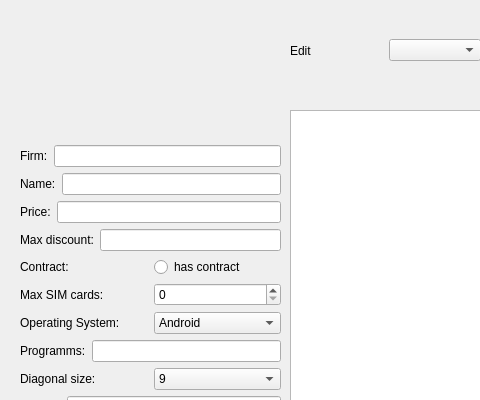
This is GUIproject/CourseWorkHypermarket/ownereditproduts.ui in ashnaider/CourseWorkHypermarket as Qt 5 draws it before an edit; both pictures show x 0 to 480 and y 0 to 400 of the 841 by 669 pixel window. The edited form follows.
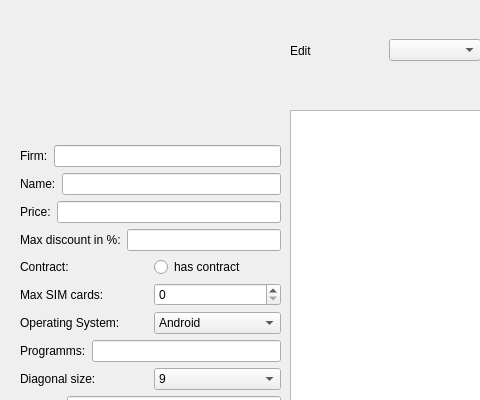
This is the edited form.

Commit message: Added cancel, save, edit, add_new buttons to edit products

What changed in the file:
```diff
--- a/GUIproject/CourseWorkHypermarket/ownereditproduts.ui
+++ b/GUIproject/CourseWorkHypermarket/ownereditproduts.ui
@@ -26,7 +26,7 @@
     <string>back</string>
    </property>
   </widget>
-  <widget class="QWidget" name="">
+  <widget class="QWidget" name="layoutWidget">
    <property name="geometry">
     <rect>
      <x>290</x>
@@ -66,7 +66,7 @@
     </item>
    </layout>
   </widget>
-  <widget class="QWidget" name="">
+  <widget class="QWidget" name="layoutWidget">
    <property name="geometry">
     <rect>
      <x>290</x>
@@ -88,7 +88,7 @@
     </item>
    </layout>
   </widget>
-  <widget class="QWidget" name="">
+  <widget class="QWidget" name="layoutWidget">
    <property name="geometry">
     <rect>
      <x>20</x>
@@ -147,7 +147,7 @@
         <item>
          <widget class="QLabel" name="maxDiscountLabel">
           <property name="text">
-           <string>Max discount:</string>
+           <string>Max discount in %:</string>
           </property>
          </widget>
         </item>
```
Left out of the diff: 2 changed lines with no effect on the pictures. The commit also changes 5 other files.
